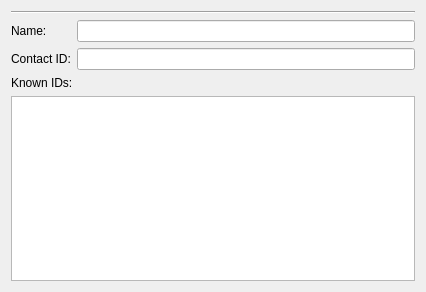
The window that src/Widgets/contactdetails.ui (Open-Transactions/Moneychanger) describes before a commit, drawn with Qt 5.
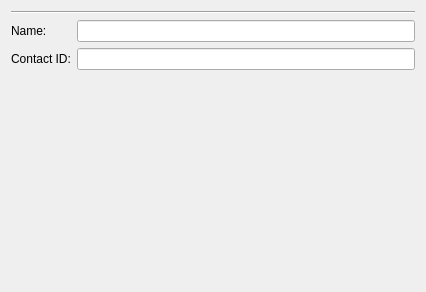
The same window after the commit. Custom widgets are drawn as their Qt base class.

Diff of the .ui file:
```diff
--- a/src/Widgets/contactdetails.ui
+++ b/src/Widgets/contactdetails.ui
@@ -19,7 +19,7 @@
   <property name="windowTitle">
    <string>Form</string>
   </property>
-  <layout class="QVBoxLayout" name="verticalLayout_2">
+  <layout class="QVBoxLayout" name="verticalLayout">
    <item>
     <widget class="Line" name="line">
      <property name="orientation">
@@ -75,31 +75,17 @@
     </layout>
    </item>
    <item>
-    <layout class="QVBoxLayout" name="verticalLayout">
-     <property name="sizeConstraint">
-      <enum>QLayout::SetDefaultConstraint</enum>
+    <spacer name="verticalSpacer">
+     <property name="orientation">
+      <enum>Qt::Vertical</enum>
      </property>
-     <item>
-      <widget class="QLabel" name="labelNameContents">
-       <property name="text">
-        <string>Known IDs:</string>
-       </property>
-      </widget>
-     </item>
-     <item>
-      <widget class="QPlainTextEdit" name="plainTextEdit">
-       <property name="sizePolicy">
-        <sizepolicy hsizetype="Expanding" vsizetype="Expanding">
-         <horstretch>0</horstretch>
-         <verstretch>0</verstretch>
-        </sizepolicy>
-       </property>
-       <property name="readOnly">
-        <bool>true</bool>
-       </property>
-      </widget>
-     </item>
-    </layout>
+     <property name="sizeHint" stdset="0">
+      <size>
+       <width>20</width>
+       <height>40</height>
+      </size>
+     </property>
+    </spacer>
    </item>
   </layout>
  </widget>
```
